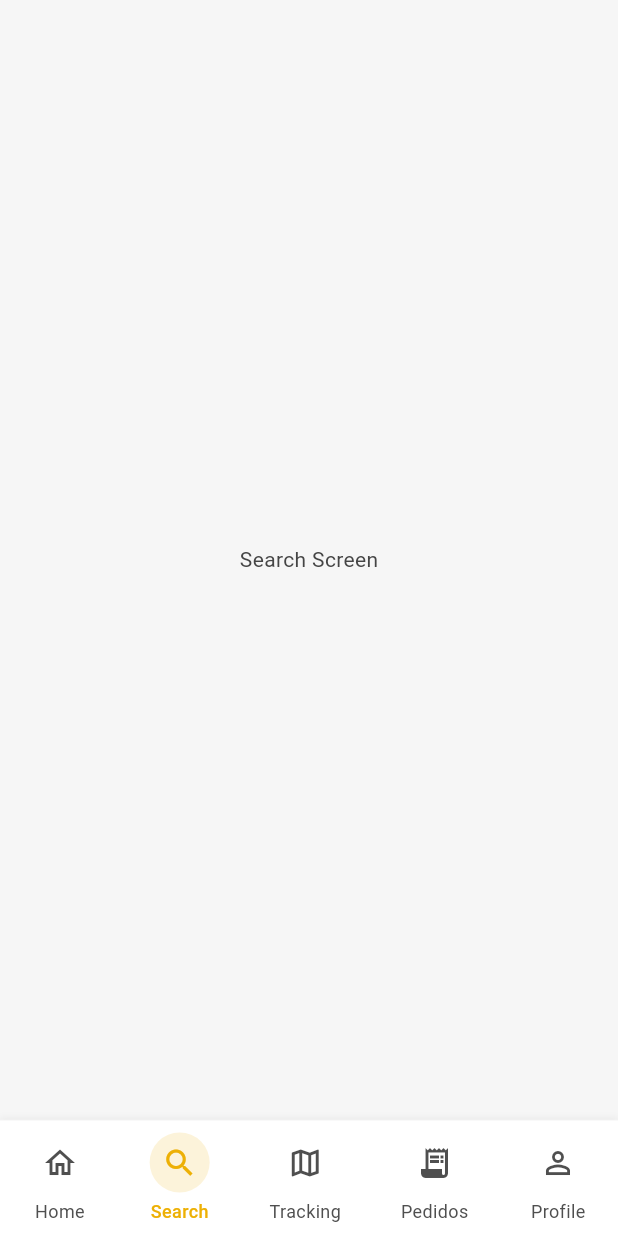
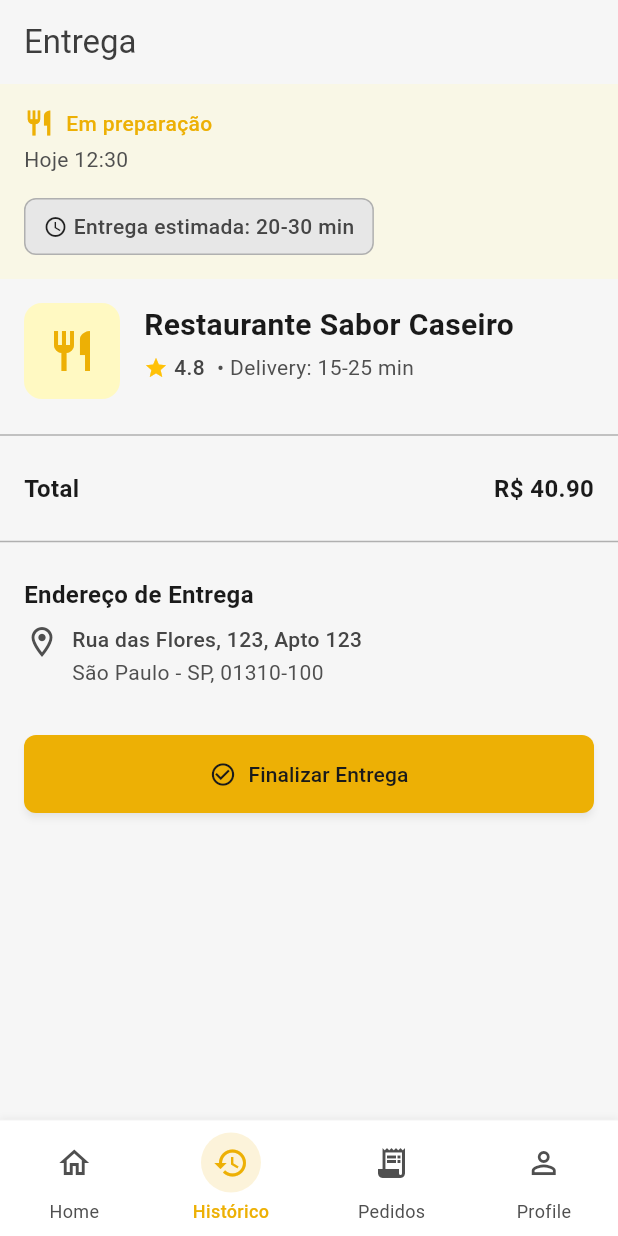
Before and after one commit to AnaCarolinaMello/damd-trabalho-1, a Flutter app: the screen it shows after launch, item 2 of the bottom bar chosen, on a phone screen of 412 x 824 dp. Run offline on Flutter 3.47's test engine with Material 3 defaults, Android fonts, the phone set to English and light mode, and no system bars; our stand-ins replace camera, shared_preferences.

Commit message:
feat: add drive delivery page

```diff
--- a/client/lib/controllers/order.dart
+++ b/client/lib/controllers/order.dart
@@ -158,4 +158,9 @@ class OrderController {
   static Future<Order> getOrder(String id) async {
     return orders.firstWhere((order) => order.id == id);
   }
+
+  static Future<Order> getAcceptOrder(String driverId) async {
+    final order = orders[0];
+    return order;
+  }
 }
--- /dev/null
+++ b/client/lib/views/delivery/pages/Delivery.dart
@@ -0,0 +1,101 @@
+import 'package:flutter/material.dart';
+import 'package:damd_trabalho_1/theme/Tokens.dart';
+import 'package:damd_trabalho_1/models/Order.dart';
+import 'package:damd_trabalho_1/views/order/components/Status.dart';
+import 'package:damd_trabalho_1/views/order/components/Shop.dart';
+import 'package:damd_trabalho_1/views/order/components/EstimateTime.dart';
+import 'package:damd_trabalho_1/views/order/components/Address.dart';
+import 'package:damd_trabalho_1/views/order/components/SummaryItem.dart';
+import 'package:damd_trabalho_1/components/IconButton.dart';
+import 'package:damd_trabalho_1/views/delivery/pages/Finish.dart';
+
+class Delivery extends StatefulWidget {
+  const Delivery({super.key, required this.order});
+
+  final Order order;
+
+  @override
+  State<Delivery> createState() => _DeliveryState();
+}
+
+class _DeliveryState extends State<Delivery> {
+  @override
+  Widget build(BuildContext context) {
+    final theme = Theme.of(context);
+
+    return Scaffold(
+      appBar: AppBar(title: const Text('Entrega')),
+      body: SingleChildScrollView(
+        child: Column(
+          crossAxisAlignment: CrossAxisAlignment.start,
+          children: [
+            Container(
+              width: double.infinity,
+              padding: const EdgeInsets.all(Tokens.spacing16),
+              color: theme.colorScheme.primaryContainer.withOpacity(0.3),
+              child: Column(
+                crossAxisAlignment: CrossAxisAlignment.start,
+                children: [
+                  Status(order: widget.order, isActive: true),
+                  const SizedBox(height: Tokens.spacing4),
+                  Text(
+                    '${widget.order.date} ${widget.order.time}',
+                    style: TextStyle(
+                      color: theme.colorScheme.onSurfaceVariant,
+                      fontSize: Tokens.fontSize14,
+                    ),
+                  ),
+
+                  const SizedBox(height: Tokens.spacing16),
+                  EstimateTime(order: widget.order),
+                ],
+              ),
+            ),
+
+            // Detalhes do estabelecimento
+            Shop(order: widget.order, isActive: true),
+
+            const Divider(),
+
+            Padding(
+              padding: const EdgeInsets.all(Tokens.spacing16),
+              child: SummaryItem(
+                label: 'Total',
+                value: 'R\$ ${widget.order.total.toStringAsFixed(2)}',
+                isTotal: true,
+              ),
+            ),
+
+            const Divider(),
+
+            AddressComponent(address: widget.order.address),
+
+            Container(
+              width: double.infinity,
+              padding: const EdgeInsets.all(Tokens.spacing16),
+              child: CustomIconButton(
+                icon: Icons.check_circle_outline,
+                label: 'Finalizar Entrega',
+                onPressed: () async {
+                  final result = await Navigator.push(
+                    context,
+                    MaterialPageRoute(
+                      builder: (context) => FinishDelivery(order: widget.order),
+                    ),
+                  );
+
+                  if (result == true && mounted) {
+                    ScaffoldMessenger.of(context).showSnackBar(
+                      const SnackBar(content: Text('Entrega finalizada com sucesso!')),
+                    );
+                    Navigator.pop(context, true);
+                  }
+                },
+              ),
+            ),
+          ],
+        ),
+      ),
+    );
+  }
+}
--- /dev/null
+++ b/client/lib/views/delivery/pages/Index.dart
@@ -0,0 +1,44 @@
+import 'package:flutter/material.dart';
+import 'package:damd_trabalho_1/models/Order.dart';
+import 'package:damd_trabalho_1/views/delivery/pages/Deliveries.dart';
+import 'package:damd_trabalho_1/views/delivery/pages/Delivery.dart';
+import 'package:damd_trabalho_1/controllers/order.dart';
+
+class DeliveryIndex extends StatefulWidget {
+  const DeliveryIndex({super.key});
+
+  @override
+  State<DeliveryIndex> createState() => _DeliveryIndexState();
+}
+
+class _DeliveryIndexState extends State<DeliveryIndex> {
+  Order? acceptedOrder;
+  bool isLoading = true;
+
+  Future<void> getAcceptedOrder() async {
+    final order = await OrderController.getAcceptOrder('1');
+    setState(() {
+      acceptedOrder = order;
+      isLoading = false;
+    });
+  }
+
+  @override
+  void initState() {
+    super.initState();
+    getAcceptedOrder();
+  }
+
+  @override
+  Widget build(BuildContext context) {
+    if (isLoading) {
+      return const Center(child: CircularProgressIndicator());
+    }
+
+    if (acceptedOrder == null) {
+      return const Deliveries();
+    }
+
+    return Delivery(order: acceptedOrder!);
+  }
+}
--- a/client/lib/views/main/MainScreen.dart
+++ b/client/lib/views/main/MainScreen.dart
@@ -4,6 +4,7 @@ import 'package:damd_trabalho_1/views/register/pages/Index.dart';
 import 'package:damd_trabalho_1/views/map/pages/Tracking.dart';
 import 'package:damd_trabalho_1/views/profile/pages/Profile.dart';
 import 'package:damd_trabalho_1/views/order/pages/Orders.dart';
+import 'package:damd_trabalho_1/views/delivery/pages/Index.dart';
 
 class MainScreen extends StatefulWidget {
   const MainScreen({super.key});
@@ -24,19 +25,26 @@ class _MainScreenState extends State<MainScreen> {
       screen: const Register(),
     ),
     NavItemModel(
-      icon: Icons.search,
-      activeIcon: Icons.search,
-      value: 'search',
-      label: 'Search',
-      screen: const Center(child: Text('Search Screen')),
+      icon: Icons.history,
+      activeIcon: Icons.history,
+      value: 'history',
+      label: 'Histórico',
+      screen: const DeliveryIndex(),
     ),
-    NavItemModel(
-      icon: Icons.map_outlined,
-      activeIcon: Icons.map,
-      value: 'map',
-      label: 'Tracking',
-      screen: const Tracking(),
-    ),
+    // NavItemModel(
+    //   icon: Icons.search,
+    //   activeIcon: Icons.search,
+    //   value: 'search',
+    //   label: 'Search',
+    //   screen: const Center(child: Text('Search Screen')),
+    // ),
+    // NavItemModel(
+    //   icon: Icons.map_outlined,
+    //   activeIcon: Icons.map,
+    //   value: 'map',
+    //   label: 'Tracking',
+    //   screen: const Tracking(),
+    // ),
     NavItemModel(
       icon: Icons.receipt_long,
       activeIcon: Icons.receipt_long,
--- a/client/lib/views/order/components/Address.dart
+++ b/client/lib/views/order/components/Address.dart
@@ -1,10 +1,10 @@
 import 'package:flutter/material.dart';
 import 'package:damd_trabalho_1/theme/Tokens.dart';
-import 'package:damd_trabalho_1/models/Order.dart';
+import 'package:damd_trabalho_1/models/Address.dart';
 
 class AddressComponent extends StatelessWidget {
-  final Order order;
-  const AddressComponent({super.key, required this.order});
+  final Address address;
+  const AddressComponent({super.key, required this.address});
 
   @override
   Widget build(BuildContext context) {
@@ -37,7 +37,7 @@ class AddressComponent extends StatelessWidget {
                   crossAxisAlignment: CrossAxisAlignment.start,
                   children: [
                     Text(
-                      order.address.shortAddress,
+                      address.shortAddress,
                       style: TextStyle(
                         fontWeight: FontWeight.w500,
                         fontSize: Tokens.fontSize14,
@@ -45,7 +45,7 @@ class AddressComponent extends StatelessWidget {
                     ),
                     const SizedBox(height: Tokens.borderSize2),
                     Text(
-                      order.address.cityState,
+                      address.cityState,
                       style: TextStyle(
                         color: theme.colorScheme.onSurfaceVariant,
                         fontSize: Tokens.fontSize14,
--- a/client/lib/views/order/components/Shop.dart
+++ b/client/lib/views/order/components/Shop.dart
@@ -6,11 +6,13 @@ import 'package:damd_trabalho_1/utils/index.dart';
 class Shop extends StatelessWidget {
   final Order order;
   final bool isActive;
+  final EdgeInsets? padding;
 
   const Shop({
     super.key,
     required this.order,
     required this.isActive,
+    this.padding,
   });
 
   @override
@@ -18,7 +20,7 @@ class Shop extends StatelessWidget {
     final theme = Theme.of(context);
 
     return Padding(
-      padding: const EdgeInsets.all(Tokens.spacing16),
+      padding: padding ?? const EdgeInsets.all(Tokens.spacing16),
       child: Row(
         crossAxisAlignment: CrossAxisAlignment.start,
         children: [
--- a/client/lib/views/order/pages/OrderDetail.dart
+++ b/client/lib/views/order/pages/OrderDetail.dart
@@ -125,7 +125,7 @@ class _OrderDetailState extends State<OrderDetail> {
             const Divider(),
 
             // Endereço de entrega
-            AddressComponent(order: order),
+            AddressComponent(address: order.address),
 
             // Botão de rastreamento para pedidos ativos
             if (widget.isActive)
--- a/client/pubspec.yaml
+++ b/client/pubspec.yaml
@@ -37,6 +37,7 @@ dependencies:
   sqflite: ^2.3.0
   shared_preferences: ^2.3.3
   provider: ^5.0.0
+  camera: ^0.10.0+1
   cupertino_icons: ^1.0.8
 
 dev_dependencies:
```
Also changed, not shown: client/lib/main.dart (+7 -0 lines), client/lib/views/delivery/components/CamarePreview.dart (added, +40 -0 lines), client/lib/views/delivery/components/DeliveryCard.dart (added, +151 -0 lines), client/lib/views/delivery/components/PhotoPreview.dart (added, +61 -0 lines), client/lib/views/delivery/pages/Deliveries.dart (added, +82 -0 lines), client/lib/views/delivery/pages/Finish.dart (added, +191 -0 lines), client/pubspec.lock, 2 other files.
